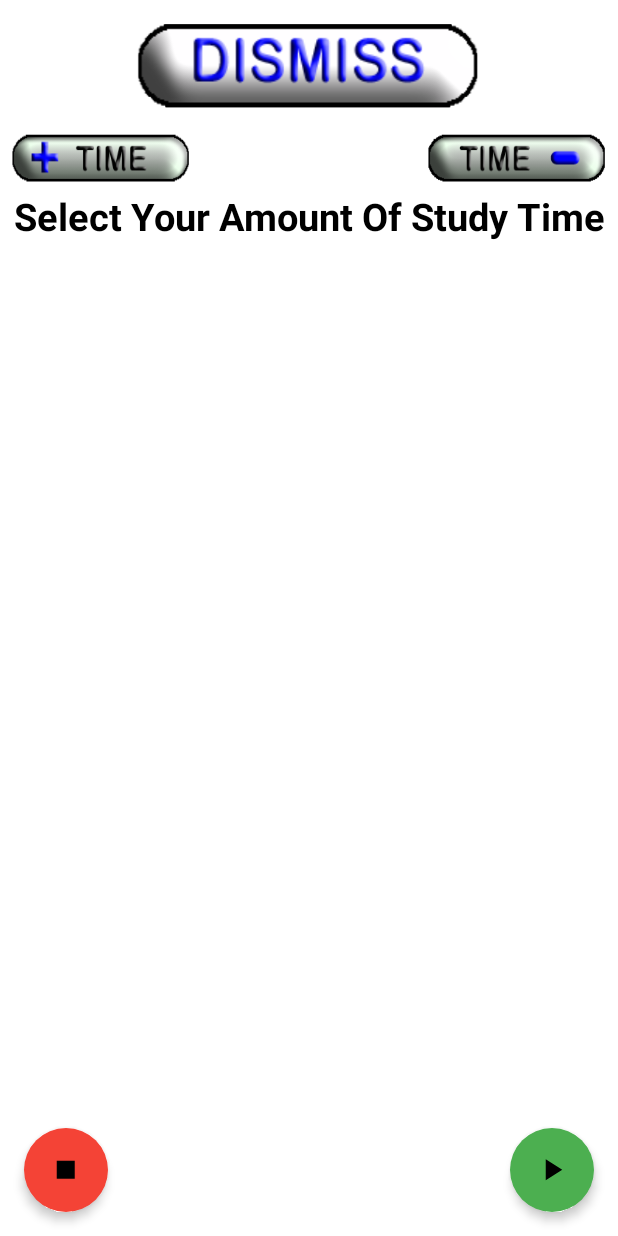
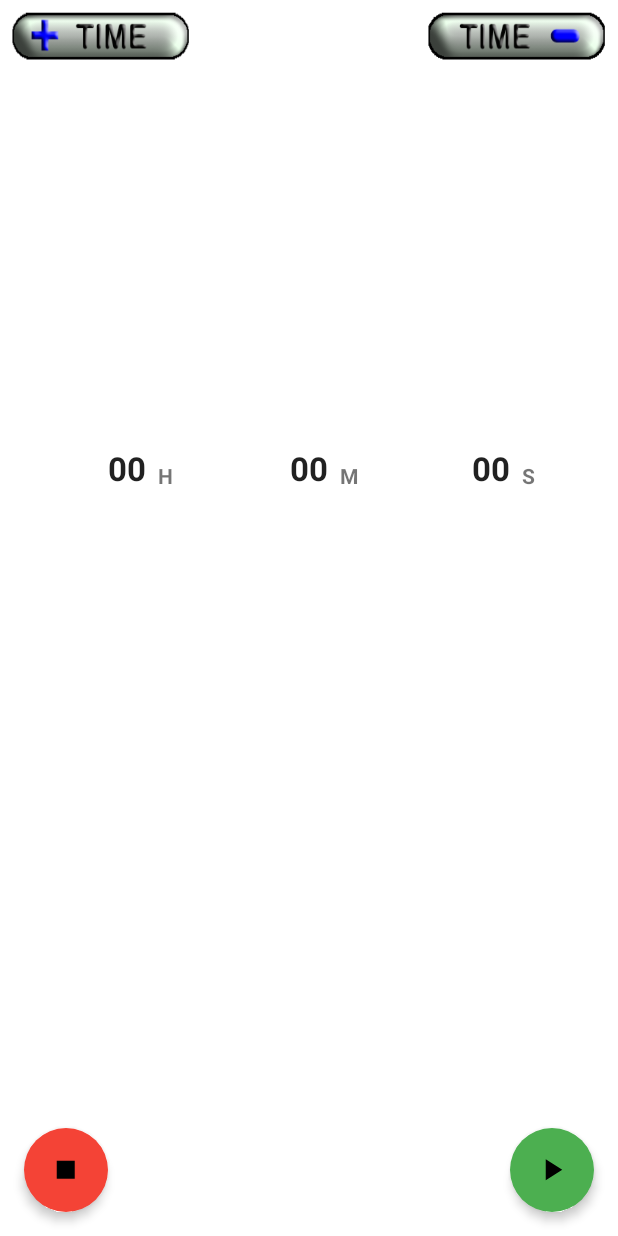
Before and after one commit to virtualprodigy/Public_StudyProAndroid, an Android app: the layout study_timer_fragment.xml on its own in the app's theme, with its tools: preview values and no code run, on a phone screen of 412 x 824 dp. Run offline under Robolectric (Android 15) with nearby library versions, the light colour scheme and no system bars.

Commit message:
Date: February 1, 2016 at 6:06:35 PM EST
added the timer display layout to show the hours minutes and seconds. Currently the layout does not display the counter circle or the add / remove time buttons

```diff
--- a/app/src/main/java/com/virtualprodigy/StudyPro/About.java
+++ b/app/src/main/java/com/virtualprodigy/StudyPro/About.java
@@ -16,7 +16,7 @@ public class About extends Activity {
 		final String versionKey = " " + packVersion.versionCode + "."
 				+ packVersion.versionName;
 		TextView about = (TextView)findViewById(R.id.about_content);
-		about.setText("CramSlam is an application developed for students of all ages. The goal of this application is to efficiently and effectively help students manage their time studying without surpassing the point of information retention. In other words, putting a stop to \"Burning Out\". This is accomplished through the unique \"Study Timer\" . Once an amount of study time is selected, this unique timer will provide the user with prompts suggesting ideal times to take breaks. It also suggest to switch between subjects to help avoid lose of focus and boredom while studying. This app also includes other features frequently used and preferred by students. The \"Grade Calculator\" in CramSlam can calculate both weighted and un-weighted scores.And it features a practical notepad to store any note a user may have.  With the proper use of this application, students should notice boosted confidence in their course material and an easier study load. That's the perfect formula for a better grade." );
+		about.setText("CramSlam is an application developed for students of all ages. The goal of this application is to efficiently and effectively help students manage their time studying without surpassing the point of information retention. In other words, putting a stop to \"Burning Out\". This is accomplished through the unique \"Study Timer\" . Once an amount of studytime is selected, this unique timer will provide the user with prompts suggesting ideal times to take breaks. It also suggest to switch between subjects to help avoid lose of focus and boredom while studying. This app also includes other features frequently used and preferred by students. The \"Grade Calculator\" in CramSlam can calculate both weighted and un-weighted scores.And it features a practical notepad to store any note a user may have.  With the proper use of this application, students should notice boosted confidence in their course material and an easier study load. That's the perfect formula for a better grade." );
 		TextView versionNumber = (TextView)findViewById(R.id.versionNum);
 		versionNumber.setText(versionKey);
 
--- a/app/src/main/java/com/virtualprodigy/StudyPro/StudyTimer/StudyTimerFragment.java
+++ b/app/src/main/java/com/virtualprodigy/StudyPro/StudyTimer/StudyTimerFragment.java
@@ -88,12 +88,12 @@ public class StudyTimerFragment extends Fragment {
 
 	private Intent startTimerService;
 
-	protected @Bind(R.id.iggypoptalk) TextView popText;
+	protected @Bind(R.id.mascotSpeechTV) TextView popText;
 	protected @Bind(R.id.totaltime) TextView totalTimeTV;
-	protected @Bind(R.id.scrollTalk) ScrollView sV;
+	protected @Bind(R.id.mascotSpeechContainer) ScrollView sV;
 	protected @Bind(R.id.IncreaseButton) Button increase;
 	protected @Bind(R.id.DecreaseButton) Button decrease;
-	protected @Bind(R.id.showiggy) ImageView showingIggyReflected;
+	protected @Bind(R.id.mascotIcon) ImageView showingIggyReflected;
     protected @Bind(R.id.snackbarContainer) CoordinatorLayout coordinatorLayout;
 
     boolean isAlarm = false;
@@ -102,7 +102,7 @@ public class StudyTimerFragment extends Fragment {
 
 	@Override
 	public View onCreateView(LayoutInflater inflater, ViewGroup container, Bundle savedInstanceState) {
-		View view = inflater.inflate(R.layout.time, container, false);
+		View view = inflater.inflate(R.layout.study_timer_fragment, container, false);
 		ButterKnife.bind(this, view);
 		fragmentContext = getActivity();
 		((StudyProApplication) getActivity().getApplication()).getComponent().inject(this);
--- a/app/src/main/res/layout/nbdisplay.xml
+++ b/app/src/main/res/layout/nbdisplay.xml
@@ -23,7 +23,7 @@
 <ImageView android:layout_height="220dp"
 android:layout_width="220dp"
 android:adjustViewBounds="true"
-android:id="@+id/showiggy"
+android:id="@+id/mascotIcon"
 android:src="@drawable/iggy"
  android:layout_alignParentBottom="true"
  android:layout_alignLeft="@+id/message"
--- a/app/src/main/res/layout/time.xml
+++ b/app/src/main/res/layout/study_timer_fragment.xml
@@ -8,43 +8,13 @@
     android:background="@android:color/white"
     android:orientation="vertical">
 
-    <Button
-        android:id="@+id/StartButton"
-        android:layout_width="230dp"
-        android:layout_height="wrap_content"
+    <include layout="@layout/timer_display_layout"
+        android:layout_height="match_parent"
+        android:layout_width="match_parent"
+        android:id="@+id/timerDisplayLayout"
         android:layout_alignParentTop="true"
-        android:layout_centerHorizontal="true"
-        android:layout_marginTop="1dp"
-        android:adjustViewBounds="true"
-        android:background="@drawable/startbutton"
-        android:padding="10dp"></Button>
-
-
-    <Button
-        android:id="@+id/StopButton"
-        android:layout_width="230dp"
-        android:layout_height="wrap_content"
-        android:layout_alignParentTop="true"
-        android:layout_centerHorizontal="true"
-        android:layout_marginTop="1dp"
-        android:adjustViewBounds="true"
-        android:background="@drawable/stopbutton"
-        android:padding="10dp"
-
-        ></Button>
-
-    <Button
-        android:id="@+id/alarmstop"
-        android:layout_width="230dp"
-        android:layout_height="wrap_content"
-        android:layout_alignParentTop="true"
-        android:layout_centerHorizontal="true"
-        android:layout_marginTop="1dp"
-        android:adjustViewBounds="true"
-        android:background="@drawable/alarmbutton"
-        android:padding="10dp"
-
-        ></Button>
+        android:layout_above="@+id/mascotIcon"
+        android:layout_margin="24dp"/>
 
     <Button
         android:id="@+id/IncreaseButton"
@@ -52,7 +22,6 @@
 
         android:layout_height="45dp"
         android:layout_alignParentLeft="true"
-        android:layout_below="@+id/StartButton"
         android:layout_marginLeft="7dp"
         android:adjustViewBounds="true"
         android:background="@drawable/pulbutton"></Button>
@@ -62,7 +31,6 @@
         android:layout_width="120dp"
         android:layout_height="45dp"
         android:layout_alignParentRight="true"
-        android:layout_below="@+id/StartButton"
         android:layout_marginRight="7dp"
         android:adjustViewBounds="true"
         android:background="@drawable/negitivebutton"
@@ -70,39 +38,31 @@
         ></Button>
 
 
+    <ImageView
+        android:id="@+id/mascotIcon"
+        android:layout_width="200dp"
+        android:layout_height="200dp"
+        android:layout_alignParentRight="true"
+        android:layout_alignParentBottom="true"
+        android:adjustViewBounds="true" />
     <TextView
         android:id="@+id/totaltime"
-
-        android:layout_width="match_parent"
-        android:layout_height="wrap_content"
-        android:layout_below="@+id/DecreaseButton"
-        android:gravity="center"
-        android:text="@string/totaltime"
-        android:textColor="#000000"
-        android:textSize="25dp"
-        android:textStyle="bold"></TextView>
-
-
-    <ImageView
-        android:id="@+id/showiggy"
-        android:layout_width="210dp"
-        android:layout_height="210dp"
-        android:layout_alignParentRight="true"
-        android:adjustViewBounds="true" />
-
-    <ScrollView
-        android:id="@+id/scrollTalk"
         android:layout_width="wrap_content"
         android:layout_height="wrap_content"
-
-        android:layout_alignBottom="@+id/showiggy"
+        android:visibility="gone"/>
+    <ScrollView
+        android:id="@+id/mascotSpeechContainer"
+        android:layout_width="wrap_content"
+        android:layout_height="wrap_content"
+        android:layout_alignBottom="@+id/mascotIcon"
         android:layout_marginBottom="95dp"
         android:layout_marginTop="2dp"
         android:background="@drawable/text"
         android:visibility="gone">
 
+
         <TextView
-            android:id="@+id/iggypoptalk"
+            android:id="@+id/mascotSpeechTV"
             android:layout_width="wrap_content"
             android:layout_height="wrap_content"
             android:gravity="left"
@@ -110,10 +70,7 @@
             android:paddingTop="2dp"
             android:singleLine="false"
             android:textColor="#000000"
-            android:textSize="20dp"
-
-
-            ></TextView>
+            android:textSize="20sp"/>
     </ScrollView>
 
     <android.support.design.widget.FloatingActionButton
--- /dev/null
+++ b/app/src/main/res/layout/timer_display_layout.xml
@@ -0,0 +1,71 @@
+<?xml version="1.0" encoding="utf-8"?>
+<RelativeLayout xmlns:android="http://schemas.android.com/apk/res/android"
+    xmlns:tools="http://schemas.android.com/tools"
+    android:layout_width="match_parent"
+    android:layout_height="match_parent">
+
+    <LinearLayout
+        android:layout_width="match_parent"
+        android:layout_height="wrap_content"
+        android:layout_centerInParent="true"
+        android:orientation="horizontal"
+        android:weightSum="3">
+
+        <RelativeLayout
+            android:layout_width="match_parent"
+            android:layout_height="wrap_content"
+            android:layout_weight="1">
+
+            <TextView
+                android:id="@+id/hourDisplay"
+                style="@style/time_digit_style"
+                android:text="@string/zero_time" />
+
+            <TextView
+                android:id="@+id/hourIndicator"
+                style="@style/time_indicator_style"
+                android:layout_alignBottom="@+id/hourDisplay"
+                android:layout_toEndOf="@+id/hourDisplay"
+                android:layout_toRightOf="@+id/hourDisplay"
+                android:text="@string/hour_indicator" />
+        </RelativeLayout>
+
+        <RelativeLayout
+            android:layout_width="match_parent"
+            android:layout_height="wrap_content"
+            android:layout_weight="1">
+
+            <TextView
+                android:id="@+id/minuteDisplay"
+                style="@style/time_digit_style"
+                android:text="@string/zero_time" />
+
+            <TextView
+                android:id="@+id/minuteIndicator"
+                style="@style/time_indicator_style"
+                android:layout_alignBottom="@+id/minuteDisplay"
+                android:layout_toEndOf="@+id/minuteDisplay"
+                android:layout_toRightOf="@+id/minuteDisplay"
+                android:text="@string/minute_indicator" />
+        </RelativeLayout>
+
+        <RelativeLayout
+            android:layout_width="match_parent"
+            android:layout_height="wrap_content"
+            android:layout_weight="1">
+
+            <TextView
+                android:id="@+id/secondDisplay"
+                style="@style/time_digit_style"
+                android:text="@string/zero_time" />
+
+            <TextView
+                android:id="@+id/secondIndicator"
+                style="@style/time_indicator_style"
+                android:layout_alignBottom="@+id/secondDisplay"
+                android:layout_toEndOf="@+id/secondDisplay"
+                android:layout_toRightOf="@+id/secondDisplay"
+                android:text="@string/second_indicator" />
+        </RelativeLayout>
+    </LinearLayout>
+</RelativeLayout>
--- a/app/src/main/res/values/strings.xml
+++ b/app/src/main/res/values/strings.xml
@@ -33,6 +33,20 @@
     <!--study timer fragment -->
     <string name="please_set_time">Please Select Your Amount Of Study Time</string>
 
+    <string name="zero_time">00</string>
+    <string name="hour_indicator">H</string>
+    <string name="minute_indicator">M</string>
+    <string name="second_indicator">S</string>
+    <string name="totaltime">Select Your Amount Of Study Time</string>
+    <string name="vib_title">Vibrate</string>
+    <string name="vib_summary">Device will vibrate when the timer finishes</string>
+    <string name="alarm_title">Alarm Sound</string>
+    <string name="alarm_summary">Plays an alert sound when the timer finishes</string>
+    <string name="breakvib_title">Vibrate On Break Alert</string>
+    <string name="breakvib_summary">Device will vibrate when break starts/ends</string>
+    <string name="breakring_title">Alarm Sound On Break Alert</string>
+    <string name="breakring_summary">Plays an alert sound when break starts/ends</string>
+
     <!--    about xml-->
     <string name="aboutTitle">CramSlam</string>
     <string name="appName">CramSlam</string>
@@ -50,19 +64,6 @@
     <!--    changelog xml-->
     <string name="closeChangeLog">Close</string>
 
-    <!--    time xml-->
-    <string name="totaltime">Select Your Amount Of Study Time</string>
-
-    <string name="vib_title">Vibrate</string>
-    <string name="vib_summary">Device will vibrate when the timer finishes</string>
-    <string name="alarm_title">Alarm Sound</string>
-    <string name="alarm_summary">Plays an alert sound when the timer finishes</string>
-
-    <string name="breakvib_title">Vibrate On Break Alert</string>
-    <string name="breakvib_summary">Device will vibrate when break starts/ends</string>
-    <string name="breakring_title">Alarm Sound On Break Alert</string>
-    <string name="breakring_summary">Plays an alert sound when break starts/ends</string>
-
     <string name="settings_label">Settings...</string>
     <string name="settings_shortcut">s</string>
     <string name="exit_label">Exit...</string>
--- a/app/src/main/res/values/styles.xml
+++ b/app/src/main/res/values/styles.xml
@@ -11,4 +11,20 @@
     <style name="ActionBarStyle" parent="Widget.AppCompat.Toolbar">
         <item name="android:textColorPrimary">@color/black</item>
     </style>
+
+    <style name="time_digit_style">
+        <item name="android:layout_width">wrap_content</item>
+        <item name="android:layout_height">wrap_content</item>
+        <item name="android:layout_centerVertical">true</item>
+        <item name="android:layout_centerHorizontal">true</item>
+        <item name="android:layout_margin">8dp</item>
+        <item name="android:textAppearance">?android:attr/textAppearanceLarge</item>
+        <item name="android:textStyle">bold</item>
+    </style>
+
+    <style name="time_indicator_style" parent="time_digit_style">
+        <item name="android:textAppearance">?android:attr/textAppearanceSmall</item>
+        <item name="android:layout_centerVertical">false</item>
+        <item name="android:layout_margin">0dp</item>
+    </style>
 </resources>
```
